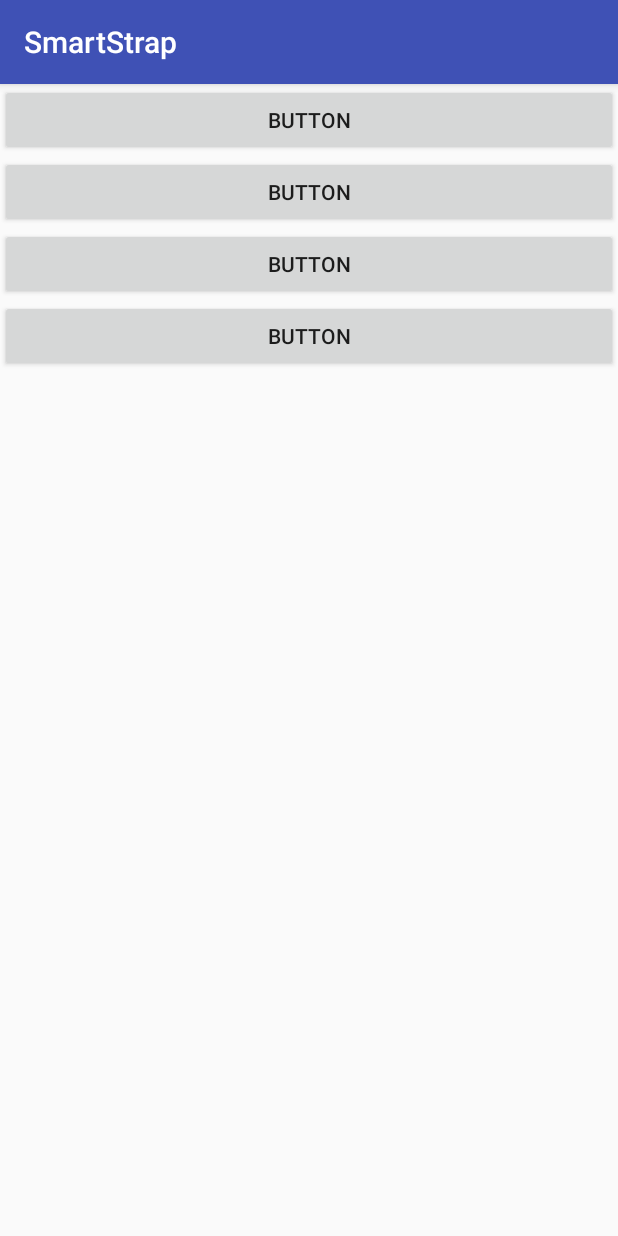
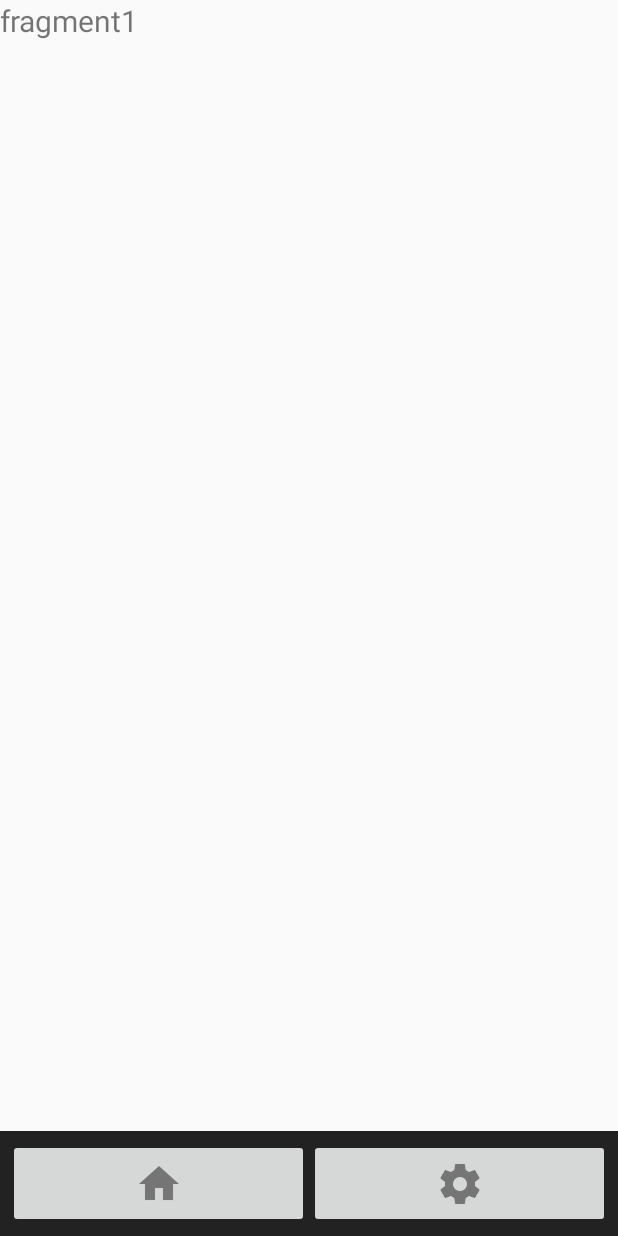
Before and after one commit to Nick0603/smartStrap, an Android app: the HomeActivity screen opened directly, with no data from a screen before it, on a phone screen of 412 x 824 dp. Run offline under Robolectric (Android 15) with nearby library versions, the phone set to English and light mode, and no system bars.

Commit message:
架構HomeActivity頁面，底部兩個image按鈕用來切換上方整個fragemeny，為bluetooth裝置連接做一個固定activity的準備

```diff
--- a/app/build.gradle
+++ b/app/build.gradle
@@ -31,4 +31,6 @@ dependencies {
     compile 'com.android.support:design:25.3.1'
     testCompile 'junit:junit:4.12'
     compile 'com.facebook.android:facebook-android-sdk:[4,5)'
+    compile 'com.android.support:design:22.2.0'
+
 }
--- /dev/null
+++ b/app/src/main/java/com/smartstrap/FragmentHome.java
@@ -0,0 +1,21 @@
+package com.smartstrap;
+
+import android.os.Bundle;
+import android.support.v4.app.Fragment;
+import android.view.LayoutInflater;
+import android.view.View;
+import android.view.ViewGroup;
+
+/**
+ * Created by Carson_Ho on 16/5/23.
+ */
+public class FragmentHome extends Fragment
+{
+
+    @Override
+    public View onCreateView(LayoutInflater inflater, ViewGroup container, Bundle savedInstanceState) {
+        View view = inflater.inflate(R.layout.fragment_home, null);
+        return view;
+    }
+
+}
--- /dev/null
+++ b/app/src/main/java/com/smartstrap/FragmentSetting.java
@@ -0,0 +1,20 @@
+package com.smartstrap;
+
+import android.os.Bundle;
+import android.support.v4.app.Fragment;
+import android.view.LayoutInflater;
+import android.view.View;
+import android.view.ViewGroup;
+
+/**
+ * Created by Carson_Ho on 16/5/23.
+ */
+public class FragmentSetting extends Fragment
+
+{
+    @Override
+    public View onCreateView(LayoutInflater inflater, ViewGroup container, Bundle savedInstanceState) {
+        View view = inflater.inflate(R.layout.fragment_setting, null);
+        return view;
+    }
+}
--- a/app/src/main/java/com/smartstrap/HomeActivity.java
+++ b/app/src/main/java/com/smartstrap/HomeActivity.java
@@ -1,15 +1,52 @@
 package com.smartstrap;
 
 import android.os.Bundle;
-import android.support.v7.app.AppCompatActivity;
+import android.support.v4.app.FragmentActivity;
+import android.support.v4.app.FragmentManager;
+import android.support.v4.app.FragmentTransaction;
+import android.view.View;
+import android.widget.ImageButton;
 
-/**
- * Created by Nick on 2017/6/1.
- */
 
-public class HomeActivity extends AppCompatActivity {
+public class HomeActivity extends FragmentActivity {
+
+    private FragmentManager fragMgr;
+    private FragmentTransaction transaction;
+    private FragmentHome fragmentHome = new FragmentHome();
+    private FragmentSetting fragmentSetting = new FragmentSetting();
+    private View.OnClickListener changeView = new View.OnClickListener() {
+        @Override
+        public void onClick(View view) {
+            transaction = fragMgr.beginTransaction();
+            switch (view.getId()) {
+                case R.id.btnHome:
+                    transaction.replace(R.id.frameLayout, fragmentHome, "fragment1");
+
+                    break;
+                case R.id.btnSetting:
+                    transaction.replace(R.id.frameLayout, fragmentSetting, "fragment2");
+                    break;
+            }
+//呼叫commit讓變更生效。
+            transaction.commit();
+        }
+    };
+
+    @Override
     protected void onCreate(Bundle savedInstanceState) {
         super.onCreate(savedInstanceState);
         setContentView(R.layout.activity_home);
+
+        fragMgr = getSupportFragmentManager();
+        fragMgr.beginTransaction()
+                .add(R.id.frameLayout, fragmentHome)
+                .commit();
+
+        ImageButton btnHome = (ImageButton)findViewById(R.id.btnHome);
+        ImageButton btnSetting = (ImageButton)findViewById(R.id.btnSetting);
+        btnHome.setOnClickListener(changeView);
+        btnSetting.setOnClickListener(changeView);
     }
+
+
 }
--- /dev/null
+++ b/app/src/main/res/drawable/selector_tab_background.xml
@@ -0,0 +1,6 @@
+<?xml version="1.0" encoding="utf-8"?>
+<selector xmlns:android="http://schemas.android.com/apk/res/android">
+    <item
+        android:color="@color/colorTabSelected"
+    />
+</selector>
--- a/app/src/main/res/layout/activity_home.xml
+++ b/app/src/main/res/layout/activity_home.xml
@@ -1,29 +1,50 @@
 <?xml version="1.0" encoding="utf-8"?>
 <LinearLayout xmlns:android="http://schemas.android.com/apk/res/android"
-    android:orientation="vertical" android:layout_width="match_parent"
-    android:layout_height="match_parent">
+    xmlns:app="http://schemas.android.com/apk/res-auto"
+    xmlns:tools="http://schemas.android.com/tools"
+    android:layout_width="fill_parent"
+    android:layout_height="fill_parent"
+    android:gravity="bottom"
+    android:orientation="vertical"
+    android:weightSum="1">
 
-    <Button
-        android:id="@+id/button2"
+
+    <!--装4个Fragment-->
+
+
+    <FrameLayout
+        android:id="@+id/frameLayout"
         android:layout_width="match_parent"
-        android:layout_height="wrap_content"
-        android:text="Button" />
+        android:layout_height="match_parent"
+        android:layout_weight="1">
 
-    <Button
-        android:id="@+id/button3"
+    </FrameLayout>
+
+    <LinearLayout
         android:layout_width="match_parent"
-        android:layout_height="wrap_content"
-        android:text="Button" />
+        android:layout_height="70dp"
+        android:layout_alignParentStart="true"
+        android:layout_alignParentTop="true"
+        android:background="#222222"
+        android:orientation="horizontal"
+        android:padding="5dp">
 
-    <Button
-        android:id="@+id/button4"
-        android:layout_width="match_parent"
-        android:layout_height="wrap_content"
-        android:text="Button" />
+        <ImageButton
+            android:id="@+id/btnHome"
+            android:layout_width="wrap_content"
+            android:layout_height="match_parent"
+            android:layout_weight="1"
+            android:src="@drawable/ic_home_black"
+            app:srcCompat="@drawable/ic_home_black" />
 
-    <Button
-        android:id="@+id/button5"
-        android:layout_width="match_parent"
-        android:layout_height="wrap_content"
-        android:text="Button" />
+        <ImageButton
+            android:id="@+id/btnSetting"
+            android:layout_width="wrap_content"
+            android:layout_height="match_parent"
+            android:layout_weight="1"
+            android:src="@drawable/ic_setting_black"
+            app:srcCompat="@drawable/ic_setting_black" />
+
+    </LinearLayout>
+
 </LinearLayout>
--- /dev/null
+++ b/app/src/main/res/layout/fragment_home.xml
@@ -0,0 +1,14 @@
+<?xml version="1.0" encoding="utf-8"?>
+<LinearLayout xmlns:android="http://schemas.android.com/apk/res/android"
+    android:orientation="vertical"
+    android:layout_width="match_parent"
+    android:layout_height="match_parent">
+
+    <TextView
+        android:id="@+id/textView1"
+        android:layout_width="wrap_content"
+        android:layout_height="wrap_content"
+        android:text="fragment1"
+        android:textSize="20sp"/>
+
+</LinearLayout>
--- a/app/src/main/res/values/colors.xml
+++ b/app/src/main/res/values/colors.xml
@@ -3,4 +3,6 @@
     <color name="colorPrimary">#3F51B5</color>
     <color name="colorPrimaryDark">#303F9F</color>
     <color name="colorAccent">#FF4081</color>
+
+    <color name="colorTabSelected">#ea7055</color>
 </resources>
```
Also changed, not shown: app/src/main/java/com/smartstrap/LoginActivity.java (+21 -22 lines), app/src/main/res/layout/fragment_setting.xml (added, +14 -0 lines), app/src/main/res/drawable-hdpi/ic_home_black.png (added), app/src/main/res/drawable-hdpi/ic_setting_black.png (added), app/src/main/res/drawable-mdpi/ic_home_black.png (added), app/src/main/res/drawable-mdpi/ic_setting_black.png (added), app/src/main/res/drawable-xhdpi/ic_home_black.png (added), app/src/main/res/drawable-xhdpi/ic_setting_black.png (added), app/src/main/res/drawable-xxhdpi/ic_home_black.png (added), app/src/main/res/drawable-xxhdpi/ic_setting_black.png (added).
